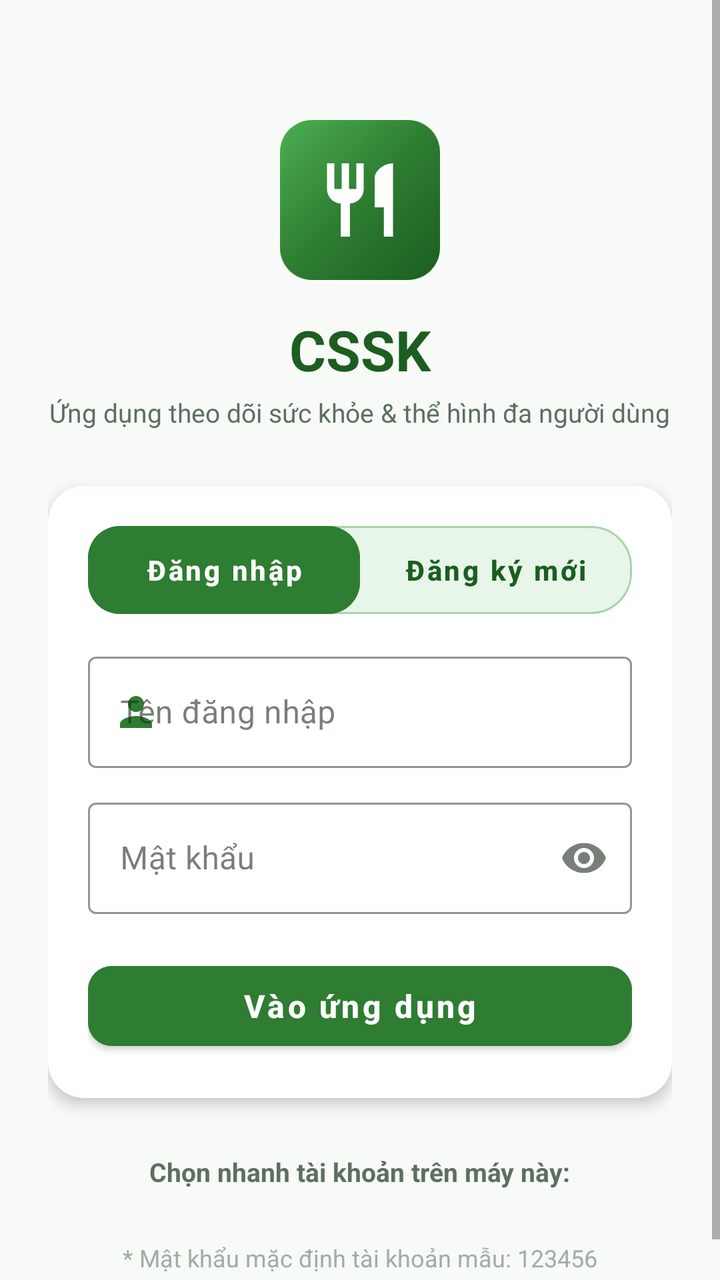
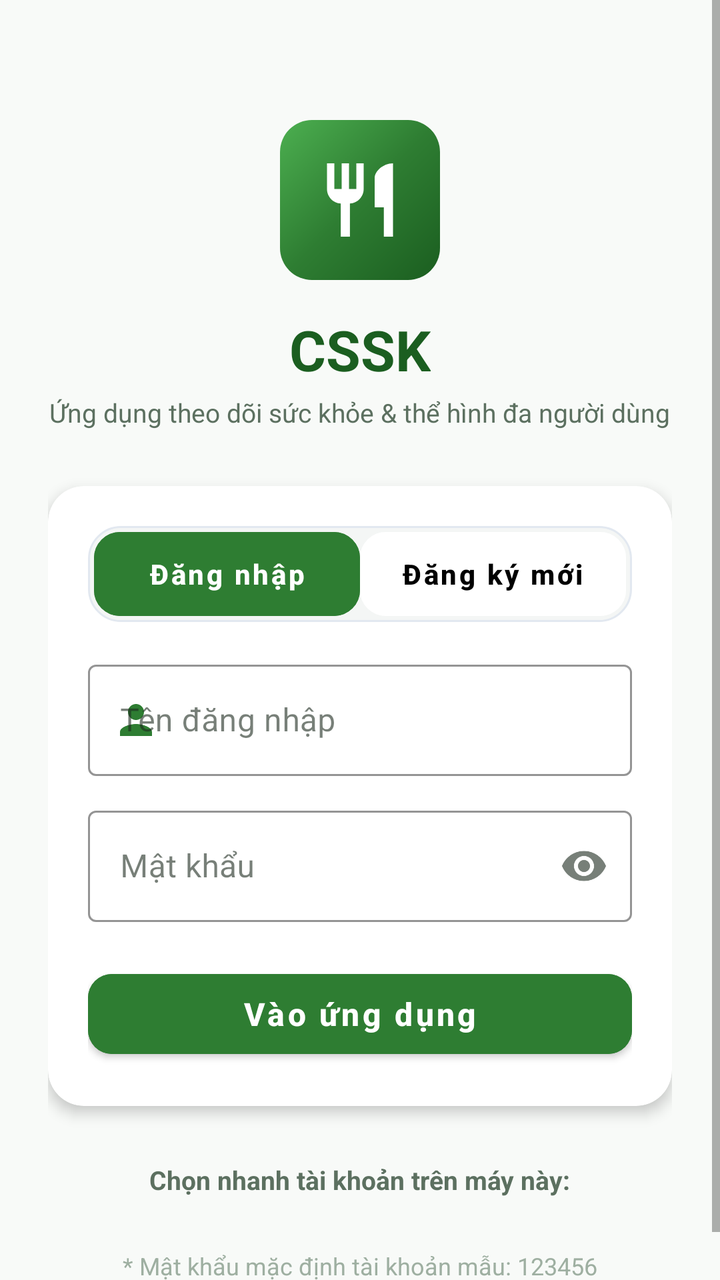

Compare the two renders of this Android layout. The source of the first and the diff that turns it into the second are given below.
<!-- AndroidManifest.xml: application theme Theme.ChamSocSucKhoe -->
<!-- res/layout/activity_login.xml -->
<?xml version="1.0" encoding="utf-8"?>
<ScrollView xmlns:android="http://schemas.android.com/apk/res/android"
    xmlns:app="http://schemas.android.com/apk/res-auto"
    android:layout_width="match_parent"
    android:layout_height="match_parent"
    android:background="@color/background_white"
    android:fillViewport="true">

    <LinearLayout
        android:layout_width="match_parent"
        android:layout_height="wrap_content"
        android:gravity="center_horizontal"
        android:orientation="vertical"
        android:padding="24dp">

        
        <FrameLayout
            android:layout_width="80dp"
            android:layout_height="80dp"
            android:layout_marginTop="36dp"
            android:background="@drawable/bg_banner_gradient">

            <ImageView
                android:layout_width="44dp"
                android:layout_height="44dp"
                android:layout_gravity="center"
                android:contentDescription="@string/app_name"
                android:src="@drawable/ic_nutrition"
                app:tint="@color/white" />
        </FrameLayout>

        <TextView
            android:layout_width="wrap_content"
            android:layout_height="wrap_content"
            android:layout_marginTop="16dp"
            android:text="CSSK"
            android:textColor="@color/primary_green_dark"
            android:textSize="28sp"
            android:textStyle="bold" />

        <TextView
            android:layout_width="wrap_content"
            android:layout_height="wrap_content"
            android:layout_marginTop="4dp"
            android:text="Ứng dụng theo dõi sức khỏe &amp; thể hình đa người dùng"
            android:textColor="@color/text_secondary"
            android:textSize="13sp" />

        
        <androidx.cardview.widget.CardView
            android:layout_width="match_parent"
            android:layout_height="wrap_content"
            android:layout_marginTop="28dp"
            app:cardBackgroundColor="@color/white"
            app:cardCornerRadius="18dp"
            app:cardElevation="4dp">

            <LinearLayout
                android:layout_width="match_parent"
                android:layout_height="wrap_content"
                android:orientation="vertical"
                android:padding="20dp">

                
                <LinearLayout
                    android:layout_width="match_parent"
                    android:layout_height="44dp"
                    android:background="@drawable/bg_chip_green"
                    android:orientation="horizontal"
                    android:weightSum="2">

                    <Button
                        android:id="@+id/btn_tab_login"
                        style="@style/Widget.MaterialComponents.Button.UnelevatedButton"
                        android:layout_width="0dp"
                        android:layout_height="match_parent"
                        android:layout_weight="1"
                        android:backgroundTint="@color/primary_green"
                        android:insetTop="0dp"
                        android:insetBottom="0dp"
                        android:text="Đăng nhập"
                        android:textAllCaps="false"
                        android:textColor="@color/white"
                        android:textSize="14sp"
                        android:textStyle="bold"
                        app:cornerRadius="16dp" />

                    <Button
                        android:id="@+id/btn_tab_register"
                        style="@style/Widget.MaterialComponents.Button.TextButton"
                        android:layout_width="0dp"
                        android:layout_height="match_parent"
                        android:layout_weight="1"
                        android:insetTop="0dp"
                        android:insetBottom="0dp"
                        android:text="Đăng ký mới"
                        android:textAllCaps="false"
                        android:textColor="@color/primary_green_dark"
                        android:textSize="14sp"
                        android:textStyle="bold"
                        app:cornerRadius="16dp" />
                </LinearLayout>

                
                <LinearLayout
                    android:id="@+id/layout_login_form"
                    android:layout_width="match_parent"
                    android:layout_height="wrap_content"
                    android:layout_marginTop="16dp"
                    android:orientation="vertical">

                    <com.google.android.material.textfield.TextInputLayout
                        style="@style/Widget.MaterialComponents.TextInputLayout.OutlinedBox"
                        android:layout_width="match_parent"
                        android:layout_height="wrap_content"
                        android:hint="Tên đăng nhập"
                        app:boxStrokeColor="@color/primary_green"
                        app:startIconDrawable="@drawable/ic_user"
                        app:startIconTint="@color/primary_green">

                        <com.google.android.material.textfield.TextInputEditText
                            android:id="@+id/et_login_username"
                            android:layout_width="match_parent"
                            android:layout_height="wrap_content"
                            android:inputType="text" />
                    </com.google.android.material.textfield.TextInputLayout>

                    <com.google.android.material.textfield.TextInputLayout
                        style="@style/Widget.MaterialComponents.TextInputLayout.OutlinedBox"
                        android:layout_width="match_parent"
                        android:layout_height="wrap_content"
                        android:layout_marginTop="12dp"
                        android:hint="Mật khẩu"
                        app:boxStrokeColor="@color/primary_green"
                        app:endIconMode="password_toggle">

                        <com.google.android.material.textfield.TextInputEditText
                            android:id="@+id/et_login_password"
                            android:layout_width="match_parent"
                            android:layout_height="wrap_content"
                            android:inputType="textPassword" />
                    </com.google.android.material.textfield.TextInputLayout>

                    <com.google.android.material.button.MaterialButton
                        android:id="@+id/btn_submit_login"
                        android:layout_width="match_parent"
                        android:layout_height="52dp"
                        android:layout_marginTop="20dp"
                        android:backgroundTint="@color/primary_green"
                        android:text="Vào ứng dụng"
                        android:textAllCaps="false"
                        android:textColor="@color/white"
                        android:textSize="16sp"
                        android:textStyle="bold"
                        app:cornerRadius="12dp" />
                </LinearLayout>

                
                <LinearLayout
                    android:id="@+id/layout_register_form"
                    android:layout_width="match_parent"
                    android:layout_height="wrap_content"
                    android:layout_marginTop="16dp"
                    android:orientation="vertical"
                    android:visibility="gone">

                    <com.google.android.material.textfield.TextInputLayout
                        style="@style/Widget.MaterialComponents.TextInputLayout.OutlinedBox"
                        android:layout_width="match_parent"
                        android:layout_height="wrap_content"
                        android:hint="Họ và tên của bạn"
                        app:boxStrokeColor="@color/primary_green">

                        <com.google.android.material.textfield.TextInputEditText
                            android:id="@+id/et_reg_fullname"
                            android:layout_width="match_parent"
                            android:layout_height="wrap_content"
                            android:inputType="textPersonName" />
                    </com.google.android.material.textfield.TextInputLayout>

                    <com.google.android.material.textfield.TextInputLayout
                        style="@style/Widget.MaterialComponents.TextInputLayout.OutlinedBox"
                        android:layout_width="match_parent"
                        android:layout_height="wrap_content"
                        android:layout_marginTop="10dp"
                        android:hint="Tên đăng nhập (viết liền, không dấu)"
                        app:boxStrokeColor="@color/primary_green">

                        <com.google.android.material.textfield.TextInputEditText
                            android:id="@+id/et_reg_username"
                            android:layout_width="match_parent"
                            android:layout_height="wrap_content"
                            android:inputType="text" />
                    </com.google.android.material.textfield.TextInputLayout>

                    <com.google.android.material.textfield.TextInputLayout
                        style="@style/Widget.MaterialComponents.TextInputLayout.OutlinedBox"
                        android:layout_width="match_parent"
                        android:layout_height="wrap_content"
                        android:layout_marginTop="10dp"
                        android:hint="Email (tùy chọn)"
                        app:boxStrokeColor="@color/primary_green">

                        <com.google.android.material.textfield.TextInputEditText
                            android:id="@+id/et_reg_email"
                            android:layout_width="match_parent"
                            android:layout_height="wrap_content"
                            android:inputType="textEmailAddress" />
                    </com.google.android.material.textfield.TextInputLayout>

                    <com.google.android.material.textfield.TextInputLayout
                        style="@style/Widget.MaterialComponents.TextInputLayout.OutlinedBox"
                        android:layout_width="match_parent"
                        android:layout_height="wrap_content"
                        android:layout_marginTop="10dp"
                        android:hint="Mật khẩu"
                        app:boxStrokeColor="@color/primary_green"
                        app:endIconMode="password_toggle">

                        <com.google.android.material.textfield.TextInputEditText
                            android:id="@+id/et_reg_password"
                            android:layout_width="match_parent"
                            android:layout_height="wrap_content"
                            android:inputType="textPassword" />
                    </com.google.android.material.textfield.TextInputLayout>

                    <com.google.android.material.button.MaterialButton
                        android:id="@+id/btn_submit_register"
                        android:layout_width="match_parent"
                        android:layout_height="52dp"
                        android:layout_marginTop="20dp"
                        android:backgroundTint="@color/primary_green"
                        android:text="Tạo tài khoản mới"
                        android:textAllCaps="false"
                        android:textColor="@color/white"
                        android:textSize="16sp"
                        android:textStyle="bold"
                        app:cornerRadius="12dp" />
                </LinearLayout>

            </LinearLayout>
        </androidx.cardview.widget.CardView>

        
        <TextView
            android:layout_width="wrap_content"
            android:layout_height="wrap_content"
            android:layout_marginTop="28dp"
            android:text="Chọn nhanh tài khoản trên máy này:"
            android:textColor="@color/text_secondary"
            android:textSize="13sp"
            android:textStyle="bold" />

        <LinearLayout
            android:id="@+id/layout_quick_users"
            android:layout_width="match_parent"
            android:layout_height="wrap_content"
            android:layout_marginTop="10dp"
            android:gravity="center"
            android:orientation="horizontal" />

        <TextView
            android:layout_width="wrap_content"
            android:layout_height="wrap_content"
            android:layout_marginTop="16dp"
            android:gravity="center"
            android:text="* Mật khẩu mặc định tài khoản mẫu: 123456"
            android:textColor="@color/text_hint"
            android:textSize="12sp" />

    </LinearLayout>
</ScrollView>
<!-- resources referenced by this layout -->
<resources>
  <color name="background_white">#F8FAF8</color>
  <color name="primary_green">#2E7D32</color>
  <color name="primary_green_dark">#1B5E20</color>
  <color name="text_hint">#9EAFA1</color>
  <color name="text_secondary">#5C7060</color>
  <color name="white">#FFFFFF</color>
  <!-- drawable bg_banner_gradient (drawable) -->
  <?xml version="1.0" encoding="utf-8"?>
  <shape xmlns:android="http://schemas.android.com/apk/res/android"
      android:shape="rectangle">
      <gradient
          android:angle="135"
          android:startColor="@color/primary_green_dark"
          android:centerColor="@color/primary_green"
          android:endColor="@color/primary_green_light"
          android:type="linear" />
      <corners android:radius="16dp" />
  </shape>
  <!-- drawable bg_chip_green (drawable) -->
  <?xml version="1.0" encoding="utf-8"?>
  <shape xmlns:android="http://schemas.android.com/apk/res/android"
      android:shape="rectangle">
      <solid android:color="@color/soft_green_bg" />
      <corners android:radius="20dp" />
      <stroke
          android:width="1dp"
          android:color="@color/mint_green" />
  </shape>
  <!-- drawable ic_nutrition (drawable) -->
  <vector xmlns:android="http://schemas.android.com/apk/res/android"
      android:width="24dp"
      android:height="24dp"
      android:viewportWidth="24"
      android:viewportHeight="24">
      <path
          android:fillColor="#FF000000"
          android:pathData="M11,9H9V2H7v7H5V2H3v7c0,2.12 1.66,3.84 3.75,3.97V22h2.5v-9.03C11.34,12.84 13,11.12 13,9V2h-2v7zm5,-3v8h2.5v8H21V2c-2.76,0 -5,2.24 -5,4z" />
  </vector>
  <!-- drawable ic_user (drawable) -->
  <vector xmlns:android="http://schemas.android.com/apk/res/android"
      android:width="24dp"
      android:height="24dp"
      android:viewportWidth="24"
      android:viewportHeight="24">
      <path
          android:fillColor="#FF000000"
          android:pathData="M12,12c2.21,0 4,-1.79 4,-4s-1.79,-4 -4,-4 -4,1.79 -4,4 1.79,4 4,4zm0,2c-2.67,0 -8,1.34 -8,4v2h16v-2c0,-2.66 -5.33,-4 -8,-4z" />
  </vector>
  <string name="app_name">CSSK</string>
  <style name="Theme.ChamSocSucKhoe" parent="Theme.MaterialComponents.Light.NoActionBar">
          
          <item name="colorPrimary">@color/primary_green</item>
          <item name="colorPrimaryVariant">@color/primary_green_dark</item>
          <item name="colorOnPrimary">@color/white</item>
  
          
          <item name="colorSecondary">@color/primary_green_light</item>
          <item name="colorSecondaryVariant">@color/accent_green</item>
          <item name="colorOnSecondary">@color/white</item>
  
          
          <item name="android:statusBarColor">@color/primary_green_dark</item>
          <item name="android:windowLightStatusBar">false</item>
  
          
          <item name="android:windowBackground">@color/background_white</item>
          <item name="colorSurface">@color/card_background</item>
          <item name="colorOnSurface">@color/text_primary</item>
  
          
          <item name="bottomNavigationStyle">@style/Widget.Custom.BottomNavigationView</item>
      </style>
  <color name="primary_green_light">#4CAF50</color>
  <color name="soft_green_bg">#E8F5E9</color>
  <color name="mint_green">#A5D6A7</color>
  <color name="accent_green">#66BB6A</color>
  <color name="card_background">#FFFFFF</color>
  <color name="text_primary">#1C2A1E</color>
  <style name="Widget.Custom.BottomNavigationView" parent="Widget.MaterialComponents.BottomNavigationView">
          <item name="backgroundTint">@color/white</item>
          <item name="itemIconTint">@color/bottom_nav_color_selector</item>
          <item name="itemTextColor">@color/bottom_nav_color_selector</item>
          <item name="elevation">8dp</item>
      </style>
</resources>

<!-- the commit's change to res/layout/activity_login.xml (unified diff, before → after) -->
@@ -63,19 +63,20 @@
 
                 
                 <LinearLayout
+                    android:id="@+id/layout_tab_container"
                     android:layout_width="match_parent"
-                    android:layout_height="44dp"
-                    android:background="@drawable/bg_chip_green"
+                    android:layout_height="48dp"
+                    android:background="@drawable/bg_tab_toggle_container"
                     android:orientation="horizontal"
+                    android:padding="3dp"
                     android:weightSum="2">
 
-                    <Button
+                    <com.google.android.material.button.MaterialButton
                         android:id="@+id/btn_tab_login"
                         style="@style/Widget.MaterialComponents.Button.UnelevatedButton"
                         android:layout_width="0dp"
                         android:layout_height="match_parent"
                         android:layout_weight="1"
-                        android:backgroundTint="@color/primary_green"
                         android:insetTop="0dp"
                         android:insetBottom="0dp"
                         android:text="Đăng nhập"
@@ -83,11 +84,15 @@
                         android:textColor="@color/white"
                         android:textSize="14sp"
                         android:textStyle="bold"
-                        app:cornerRadius="16dp" />
-
-                    <Button
+                        app:backgroundTint="@color/primary_green"
+                        app:cornerRadius="13dp"
+                        app:elevation="0dp"
+                        app:strokeColor="@color/primary_green"
+                        app:strokeWidth="1dp" />
+
+                    <com.google.android.material.button.MaterialButton
                         android:id="@+id/btn_tab_register"
-                        style="@style/Widget.MaterialComponents.Button.TextButton"
+                        style="@style/Widget.MaterialComponents.Button.UnelevatedButton"
                         android:layout_width="0dp"
                         android:layout_height="match_parent"
                         android:layout_weight="1"
@@ -95,10 +100,14 @@
                         android:insetBottom="0dp"
                         android:text="Đăng ký mới"
                         android:textAllCaps="false"
-                        android:textColor="@color/primary_green_dark"
+                        android:textColor="@color/black"
                         android:textSize="14sp"
                         android:textStyle="bold"
-                        app:cornerRadius="16dp" />
+                        app:backgroundTint="@color/white"
+                        app:cornerRadius="13dp"
+                        app:elevation="0dp"
+                        app:strokeColor="@color/white"
+                        app:strokeWidth="1dp" />
                 </LinearLayout>
 
                 
<!-- resource entries referenced after the edit -->
@@ -1,6 +1,7 @@
 <!-- resources referenced by this layout -->
 <resources>
   <color name="background_white">#F8FAF8</color>
+  <color name="black">#000000</color>
   <color name="primary_green">#2E7D32</color>
   <color name="primary_green_dark">#1B5E20</color>
   <color name="text_hint">#9EAFA1</color>
@@ -18,15 +19,15 @@
           android:type="linear" />
       <corners android:radius="16dp" />
   </shape>
-  <!-- drawable bg_chip_green (drawable) -->
+  <!-- drawable bg_tab_toggle_container (drawable) -->
   <?xml version="1.0" encoding="utf-8"?>
   <shape xmlns:android="http://schemas.android.com/apk/res/android"
       android:shape="rectangle">
-      <solid android:color="@color/soft_green_bg" />
-      <corners android:radius="20dp" />
+      <solid android:color="#F4F6F5" />
+      <corners android:radius="16dp" />
       <stroke
           android:width="1dp"
-          android:color="@color/mint_green" />
+          android:color="#E2E8F0" />
   </shape>
   <!-- drawable ic_nutrition (drawable) -->
   <vector xmlns:android="http://schemas.android.com/apk/res/android"
@@ -73,8 +74,6 @@
           <item name="bottomNavigationStyle">@style/Widget.Custom.BottomNavigationView</item>
       </style>
   <color name="primary_green_light">#4CAF50</color>
-  <color name="soft_green_bg">#E8F5E9</color>
-  <color name="mint_green">#A5D6A7</color>
   <color name="accent_green">#66BB6A</color>
   <color name="card_background">#FFFFFF</color>
   <color name="text_primary">#1C2A1E</color>
